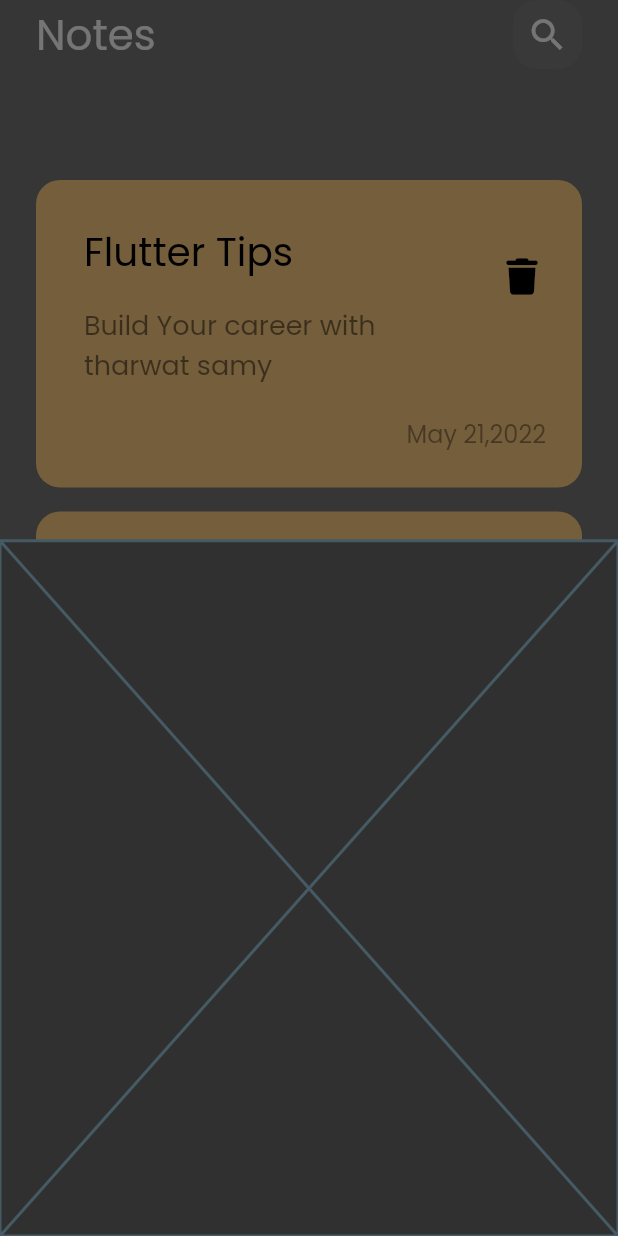
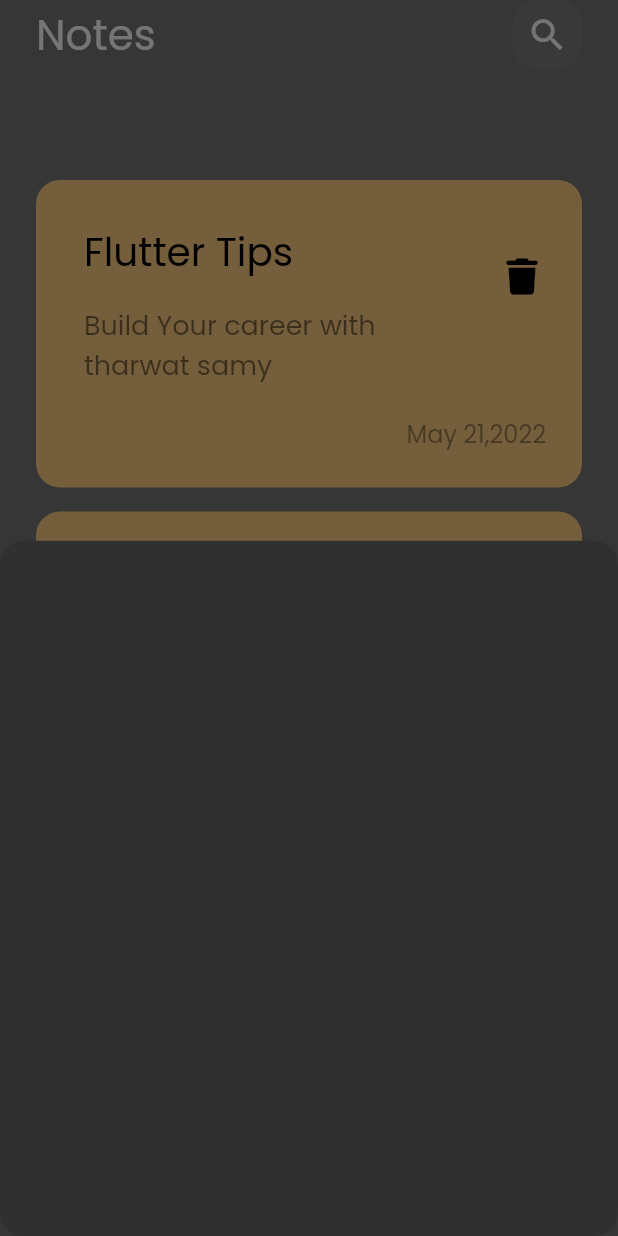
Before and after one commit to hebamahdy/notes_app, a Flutter app: the screen it shows after launch, after a tap on the "add" icon, on a phone screen of 412 x 824 dp. Run offline on Flutter 3.47's test engine with Material 2 defaults, Android fonts, the phone set to English and light mode, and no system bars; our stand-ins replace font_awesome_flutter.

Commit message:
Add Border radius to bottom sheet

```diff
--- a/lib/views/notes_view.dart
+++ b/lib/views/notes_view.dart
@@ -10,7 +10,9 @@ class NotesView extends StatelessWidget {
     return Scaffold(
       floatingActionButton: FloatingActionButton(
         onPressed: () {
-          showModalBottomSheet(context: context, builder: (context){
+          showModalBottomSheet(
+              shape: RoundedRectangleBorder(borderRadius: BorderRadius.circular(16)),
+              context: context, builder: (context){
             return const AddNoteBottomSheet();
           });
         },
--- a/lib/widgets/add_note_bottom_sheet.dart
+++ b/lib/widgets/add_note_bottom_sheet.dart
@@ -5,6 +5,6 @@ class AddNoteBottomSheet extends StatelessWidget {
 
   @override
   Widget build(BuildContext context) {
-    return const Placeholder();
+    return Container();
   }
 }
```
